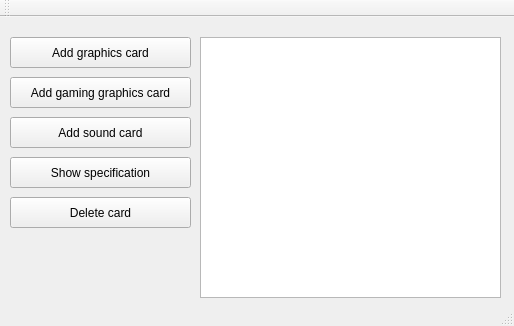
This is GPUv3/GPUv3/GPUv3.ui in mszychiewicz/GPUv3 as Qt 5 draws it before an edit. The edited form follows.
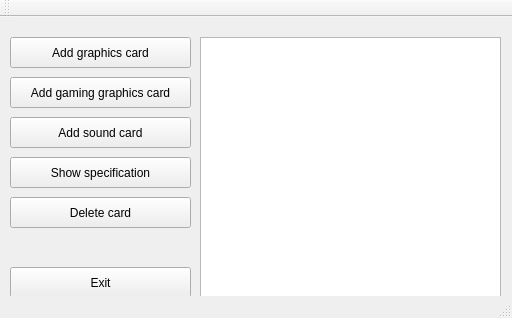
This is the edited form.

The edit to the form file:
```diff
--- a/GPUv3/GPUv3/GPUv3.ui
+++ b/GPUv3/GPUv3/GPUv3.ui
@@ -2,14 +2,23 @@
 <ui version="4.0">
  <class>GPUv3Class</class>
  <widget class="QMainWindow" name="GPUv3Class">
+  <property name="enabled">
+   <bool>true</bool>
+  </property>
   <property name="geometry">
    <rect>
     <x>0</x>
     <y>0</y>
-    <width>514</width>
-    <height>326</height>
+    <width>512</width>
+    <height>318</height>
    </rect>
   </property>
+  <property name="sizePolicy">
+   <sizepolicy hsizetype="Fixed" vsizetype="Fixed">
+    <horstretch>0</horstretch>
+    <verstretch>0</verstretch>
+   </sizepolicy>
+  </property>
   <property name="windowTitle">
    <string>GPUv3</string>
   </property>
@@ -89,6 +98,25 @@
      <string>Add sound card</string>
     </property>
    </widget>
+   <widget class="QPushButton" name="pushButton_8">
+    <property name="geometry">
+     <rect>
+      <x>10</x>
+      <y>250</y>
+      <width>181</width>
+      <height>31</height>
+     </rect>
+    </property>
+    <property name="sizePolicy">
+     <sizepolicy hsizetype="Fixed" vsizetype="Fixed">
+      <horstretch>0</horstretch>
+      <verstretch>0</verstretch>
+     </sizepolicy>
+    </property>
+    <property name="text">
+     <string>Exit</string>
+    </property>
+   </widget>
   </widget>
   <widget class="QToolBar" name="mainToolBar">
    <attribute name="toolBarArea">
```
Left out of the diff: 19 changed lines with no effect on the pictures.
